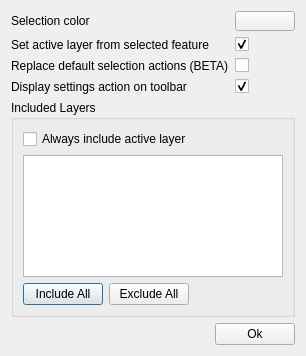
Before: the Qt Designer form settingsdialog.ui in YoannQDQ/qgis-multilayer-select, drawn with Qt 5.
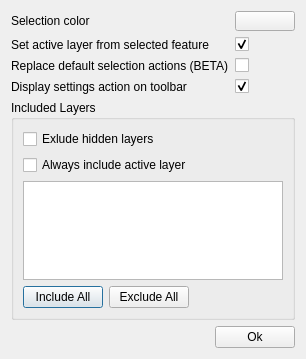
After: the same form once the commit is applied. Custom widgets are drawn as their Qt base class.

Commit message: Feature Request #2: Select features only on visible layers

What changed in the file:
```diff
--- a/settingsdialog.ui
+++ b/settingsdialog.ui
@@ -7,7 +7,7 @@
     <x>0</x>
     <y>0</y>
     <width>279</width>
-    <height>356</height>
+    <height>359</height>
    </rect>
   </property>
   <property name="windowTitle">
@@ -104,6 +104,16 @@
       <string>Included Layers</string>
      </property>
      <layout class="QVBoxLayout" name="verticalLayout_2">
+      <item>
+       <widget class="QCheckBox" name="onlyVisibleCheckBox">
+        <property name="toolTip">
+         <string>If checked, the active layer will be handled by the selection tools even if it is unchecked in the list below</string>
+        </property>
+        <property name="text">
+         <string>Exlude hidden layers</string>
+        </property>
+       </widget>
+      </item>
       <item>
        <widget class="QCheckBox" name="includeActiveLayerCheckBox">
         <property name="toolTip">
```
The commit also changes 4 other files.
